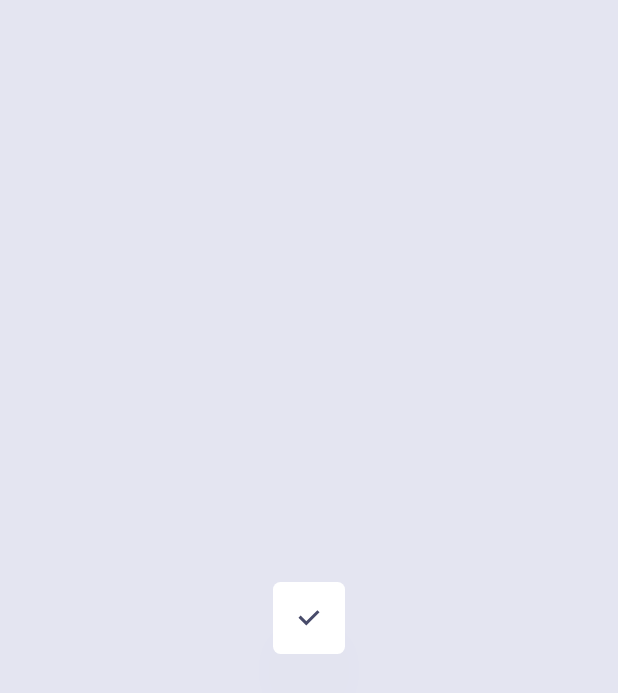
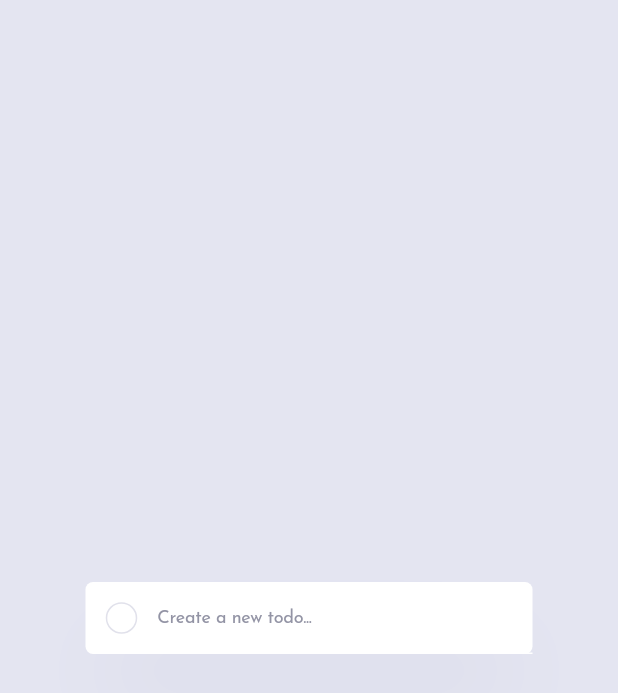
Before and after one commit to JustANipple/todo_app, a Flutter app: the screen it shows after launch, on a phone screen of 412 x 824 dp. Shown: the top 693 px of the screen. Run offline on Flutter 3.47's test engine with Material 3 defaults, Android fonts, the phone set to English and light mode, and no system bars; our stand-ins replace google_fonts.

```diff
--- a/lib/main.dart
+++ b/lib/main.dart
@@ -1,7 +1,6 @@
 import 'package:flutter/material.dart';
 import 'package:todo_app/themes.dart';
 import 'package:todo_app/todo_create.dart';
-import 'package:todo_app/todo_filter.dart';
 import 'package:todo_app/todo_repository.dart';
 
 void main() {
--- a/lib/todo_create.dart
+++ b/lib/todo_create.dart
@@ -1,5 +1,6 @@
 import 'package:flutter/material.dart';
 import 'package:todo_app/main.dart';
+import 'package:todo_app/todo_repository.dart';
 
 class TodoCreate extends StatefulWidget {
   const TodoCreate({super.key});
@@ -9,9 +10,10 @@ class TodoCreate extends StatefulWidget {
 }
 
 class _TodoCreateState extends State<TodoCreate> {
+  final _formKey = GlobalKey<FormState>();
+  final TextEditingController _textController = TextEditingController();
   @override
   Widget build(BuildContext context) {
-    bool isChecked = true;
     final todoRepository = TodoProvider.of(context).todoRepository;
     return Container(
       decoration: BoxDecoration(
@@ -27,21 +29,120 @@ class _TodoCreateState extends State<TodoCreate> {
         borderRadius: const BorderRadius.all(Radius.circular(5)),
       ),
       child: IntrinsicWidth(
-        child: Row(
-          children: [
-            Checkbox(
-              value: isChecked,
-              onChanged: (bool? value) {
-                setState() {
-                  if (value != null) {
-                    isChecked = value;
-                  }
-                }
-              },
-            ),
-          ],
+        child: Form(
+          key: _formKey,
+          child: Row(
+            mainAxisAlignment: MainAxisAlignment.center,
+            children: [
+              RoundedBox(
+                  formKey: _formKey,
+                  textController: _textController,
+                  todoRepository: todoRepository),
+              InputField(
+                  formKey: _formKey,
+                  textController: _textController,
+                  todoRepository: todoRepository),
+            ],
+          ),
         ),
       ),
     );
   }
 }
+
+class RoundedBox extends StatelessWidget {
+  const RoundedBox({
+    super.key,
+    required GlobalKey<FormState> formKey,
+    required TextEditingController textController,
+    required this.todoRepository,
+  })  : _formKey = formKey,
+        _textController = textController;
+
+  final GlobalKey<FormState> _formKey;
+  final TextEditingController _textController;
+  final TodoRepository todoRepository;
+
+  @override
+  Widget build(BuildContext context) {
+    return ElevatedButton(
+      style: ButtonStyle(
+        backgroundColor: WidgetStateProperty.all(
+          Colors.transparent,
+        ),
+        shadowColor: WidgetStateProperty.all(Colors.transparent),
+        shape: WidgetStateProperty.all(
+          CircleBorder(
+            side: BorderSide(
+              width: 1,
+              color: Theme.of(context).colorScheme.shadow,
+            ),
+          ),
+        ),
+        minimumSize: WidgetStateProperty.all(const Size(20, 20)),
+      ),
+      onPressed: () {
+        if (_formKey.currentState!.validate()) {
+          final todoText = _textController.text.trim();
+          todoRepository.createTodo(todoText);
+        }
+      },
+      child: const Text(
+        "",
+        textDirection: TextDirection.ltr,
+      ),
+    );
+  }
+}
+
+class InputField extends StatelessWidget {
+  const InputField({
+    super.key,
+    required GlobalKey<FormState> formKey,
+    required TextEditingController textController,
+    required this.todoRepository,
+  })  : _formKey = formKey,
+        _textController = textController;
+
+  final GlobalKey<FormState> _formKey;
+  final TextEditingController _textController;
+  final TodoRepository todoRepository;
+
+  @override
+  Widget build(BuildContext context) {
+    return SizedBox(
+      width: 250,
+      child: TextFormField(
+        decoration: InputDecoration(
+          hintText: "Create a new todo...",
+          hintStyle: Theme.of(context)
+              .textTheme
+              .labelSmall!
+              .copyWith(color: Theme.of(context).colorScheme.onSecondary),
+          errorStyle: Theme.of(context)
+              .textTheme
+              .labelSmall!
+              .copyWith(color: Theme.of(context).colorScheme.error, height: 0),
+          contentPadding: const EdgeInsets.all(0),
+        ),
+        onFieldSubmitted: (value) {
+          if (_formKey.currentState!.validate()) {
+            final todoText = _textController.text.trim();
+            todoRepository.createTodo(todoText);
+          }
+        },
+        controller: _textController,
+        validator: (value) {
+          if (value == null || value.isEmpty) {
+            return 'Please enter some text';
+          }
+          return null;
+        },
+        style: Theme.of(context).textTheme.labelSmall!.copyWith(
+              color: Theme.of(context).colorScheme.onPrimary,
+            ),
+        textDirection: TextDirection.ltr,
+      ),
+    );
+  }
+}
```
